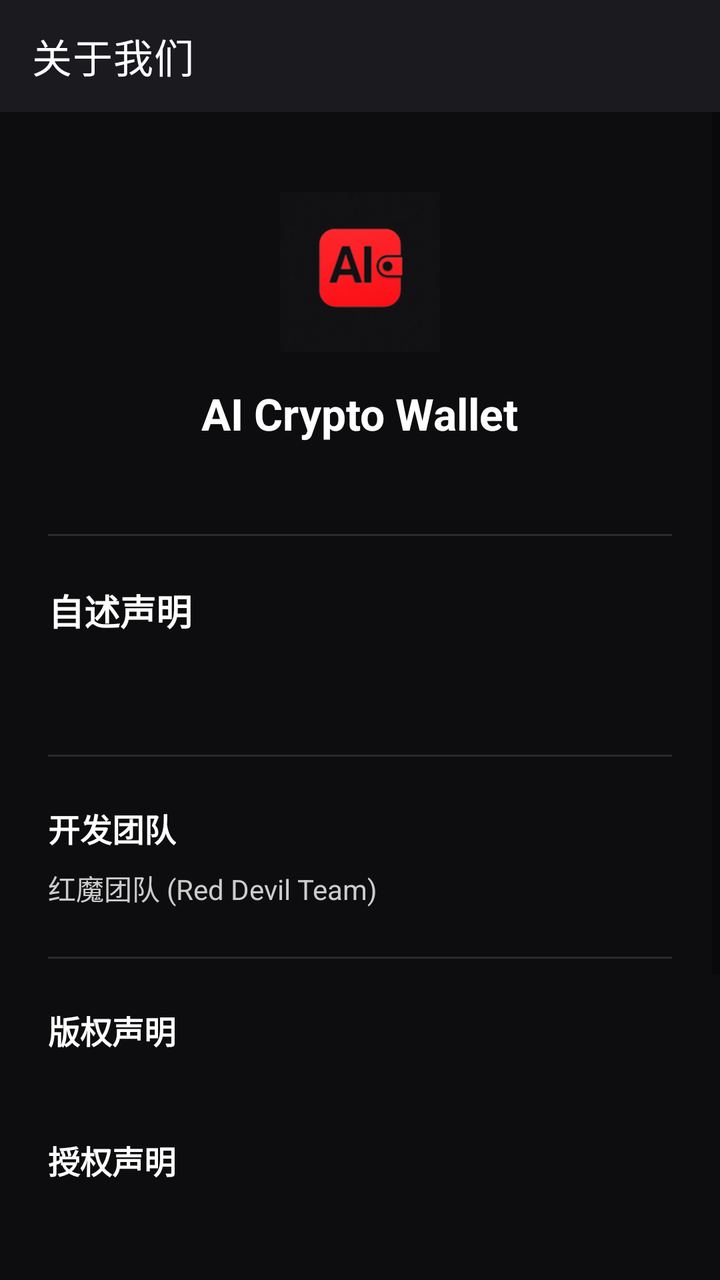
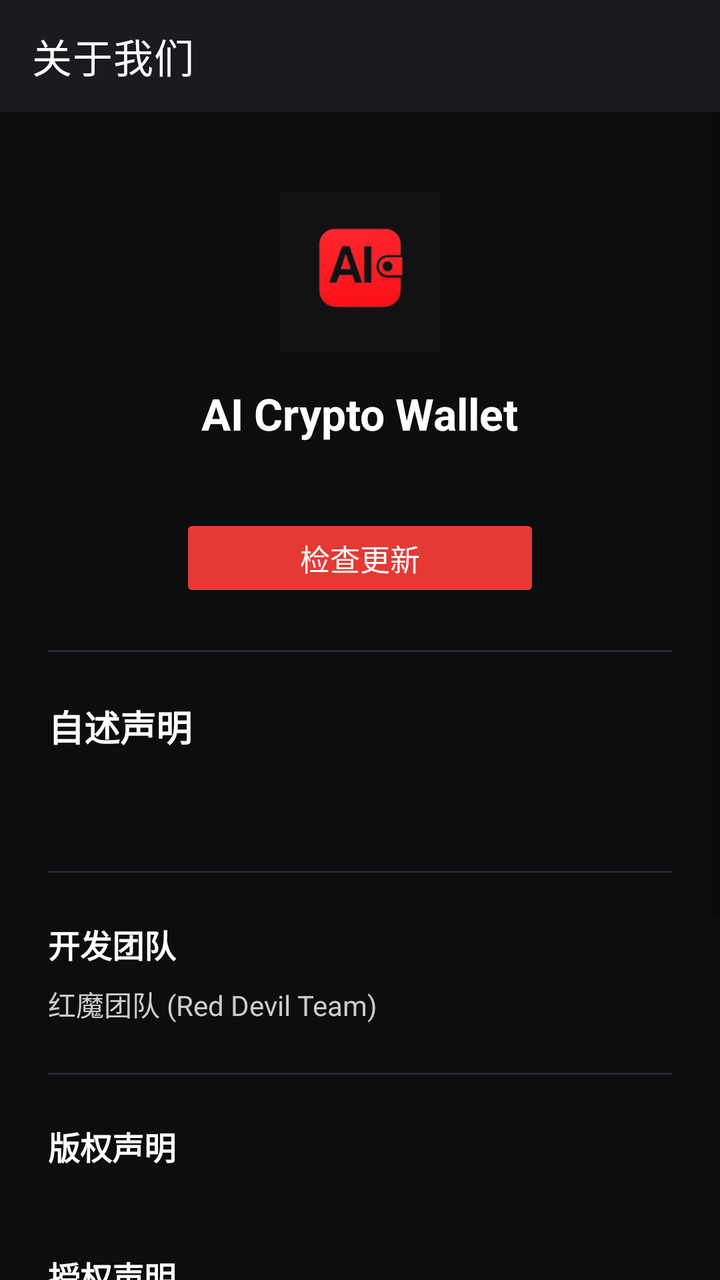

Before-and-after screenshots of an Android layout around one commit, followed by the original layout XML and the change that was made.
<!-- AndroidManifest.xml: activity theme AppTheme -->
<!-- res/layout/activity_about.xml -->
<?xml version="1.0" encoding="utf-8"?>
<LinearLayout xmlns:android="http://schemas.android.com/apk/res/android"
    android:layout_width="match_parent"
    android:layout_height="match_parent"
    android:background="#0D0D0F"
    android:orientation="vertical">

    
    <androidx.appcompat.widget.Toolbar
        android:id="@+id/toolbar"
        android:layout_width="match_parent"
        android:layout_height="?attr/actionBarSize"
        android:background="#1A1A1F"
        android:theme="@style/ThemeOverlay.AppCompat.Dark.ActionBar"
        app:title="@string/title_about_us"
        app:titleTextColor="#FFFFFF"
        xmlns:app="http://schemas.android.com/apk/res-auto" />

    <ScrollView
        android:layout_width="match_parent"
        android:layout_height="match_parent"
        android:fillViewport="true">

        <LinearLayout
            android:layout_width="match_parent"
            android:layout_height="wrap_content"
            android:orientation="vertical"
            android:padding="24dp">

            
            <ImageView
                android:layout_width="80dp"
                android:layout_height="80dp"
                android:layout_gravity="center_horizontal"
                android:layout_marginTop="16dp"
                android:src="@mipmap/ic_launcher"
                android:scaleType="fitCenter"
                android:contentDescription="App Logo" />

            
            <TextView
                android:layout_width="wrap_content"
                android:layout_height="wrap_content"
                android:layout_gravity="center_horizontal"
                android:layout_marginTop="16dp"
                android:text="AI Crypto Wallet"
                android:textColor="#FFFFFF"
                android:textSize="22sp"
                android:textStyle="bold" />

            
            <TextView
                android:id="@+id/tvAboutVersion"
                android:layout_width="wrap_content"
                android:layout_height="wrap_content"
                android:layout_gravity="center_horizontal"
                android:layout_marginTop="4dp"
                android:textColor="#888888"
                android:textSize="13sp" />

            
            <View
                android:layout_width="match_parent"
                android:layout_height="1dp"
                android:layout_marginTop="24dp"
                android:layout_marginBottom="24dp"
                android:background="#2A2A2F" />

            
            <TextView
                android:layout_width="wrap_content"
                android:layout_height="wrap_content"
                android:layout_marginBottom="16dp"
                android:text="@string/str_readme"
                android:textColor="#FFFFFF"
                android:textSize="18sp"
                android:textStyle="bold" />

            
            <TextView
                android:id="@+id/tvAboutStatement"
                android:layout_width="match_parent"
                android:layout_height="wrap_content"
                android:lineSpacingExtra="6dp"
                android:textColor="#CCCCCC"
                android:textSize="14sp" />

            
            <View
                android:layout_width="match_parent"
                android:layout_height="1dp"
                android:layout_marginTop="24dp"
                android:layout_marginBottom="24dp"
                android:background="#2A2A2F" />

            
            <TextView
                android:layout_width="wrap_content"
                android:layout_height="wrap_content"
                android:layout_marginBottom="8dp"
                android:text="@string/str_team_dev"
                android:textColor="#FFFFFF"
                android:textSize="16sp"
                android:textStyle="bold" />

            <TextView
                android:layout_width="match_parent"
                android:layout_height="wrap_content"
                android:lineSpacingExtra="4dp"
                android:text="红魔团队 (Red Devil Team)"
                android:textColor="#CCCCCC"
                android:textSize="14sp" />

            
            <View
                android:layout_width="match_parent"
                android:layout_height="1dp"
                android:layout_marginTop="24dp"
                android:layout_marginBottom="24dp"
                android:background="#2A2A2F" />

            
            <TextView
                android:layout_width="wrap_content"
                android:layout_height="wrap_content"
                android:layout_marginBottom="8dp"
                android:text="版权声明"
                android:textColor="#FFFFFF"
                android:textSize="16sp"
                android:textStyle="bold" />

            <TextView
                android:id="@+id/tvCopyright"
                android:layout_width="match_parent"
                android:layout_height="wrap_content"
                android:lineSpacingExtra="4dp"
                android:textColor="#999999"
                android:textSize="13sp" />

            
            <TextView
                android:layout_width="wrap_content"
                android:layout_height="wrap_content"
                android:layout_marginTop="16dp"
                android:layout_marginBottom="8dp"
                android:text="授权声明"
                android:textColor="#FFFFFF"
                android:textSize="16sp"
                android:textStyle="bold" />

            <TextView
                android:id="@+id/tvLicense"
                android:layout_width="match_parent"
                android:layout_height="wrap_content"
                android:lineSpacingExtra="4dp"
                android:textColor="#999999"
                android:textSize="13sp" />

            
            <TextView
                android:id="@+id/tvContact"
                android:layout_width="match_parent"
                android:layout_height="wrap_content"
                android:layout_marginTop="8dp"
                android:lineSpacingExtra="4dp"
                android:textColor="#666666"
                android:textSize="12sp" />

            
            <View
                android:layout_width="match_parent"
                android:layout_height="1dp"
                android:layout_marginTop="24dp"
                android:layout_marginBottom="24dp"
                android:background="#2A2A2F" />

            
            <TextView
                android:layout_width="wrap_content"
                android:layout_height="wrap_content"
                android:layout_marginBottom="8dp"
                android:text="@string/str_disclaimer"
                android:textColor="#FFFFFF"
                android:textSize="16sp"
                android:textStyle="bold" />

            <TextView
                android:layout_width="match_parent"
                android:layout_height="wrap_content"
                android:lineSpacingExtra="6dp"
                android:text="@string/str_this_software_is_an"
                android:textColor="#999999"
                android:textSize="13sp" />

            
            <View
                android:layout_width="match_parent"
                android:layout_height="32dp" />

        </LinearLayout>
    </ScrollView>
</LinearLayout>
<!-- resources referenced by this layout -->
<resources>
  <!-- mipmap ic_launcher: png bitmap (mipmap-hdpi, 4964 bytes) -->
  <string name="str_disclaimer">免责声明</string>
  <string name="str_readme">自述声明</string>
  <string name="str_team_dev">开发团队</string>
  <string name="str_this_software_is_an">本软件为开源工具，不持有用户资产，不提供投资建议。加密货币交易存在高风险，过往业绩不预示未来表现。用户需自行承担所有交易风险，请审慎决策。</string>
  <string name="title_about_us">关于我们</string>
  <style name="AppTheme" parent="Theme.MaterialComponents.DayNight.NoActionBar">
          <item name="colorPrimary">#667eea</item>
          <item name="colorPrimaryVariant">#764ba2</item>
          <item name="colorOnPrimary">#ffffff</item>
          <item name="android:statusBarColor">?android:attr/colorBackground</item>
          <item name="android:windowBackground">?android:attr/colorBackground</item>
          <item name="android:navigationBarColor">?android:attr/colorBackground</item>
      </style>
</resources>

<!-- the commit's change to res/layout/activity_about.xml (unified diff, before → after) -->
@@ -59,6 +59,20 @@
                 android:textSize="13sp" />
 
             
+            <Button
+                android:id="@+id/btnCheckUpdate"
+                android:layout_width="wrap_content"
+                android:layout_height="wrap_content"
+                android:layout_gravity="center_horizontal"
+                android:layout_marginTop="14dp"
+                android:backgroundTint="#E53935"
+                android:minHeight="44dp"
+                android:minWidth="180dp"
+                android:text="@string/str_check_update"
+                android:textColor="#FFFFFF"
+                android:textSize="15sp" />
+
+            
             <View
                 android:layout_width="match_parent"
                 android:layout_height="1dp"
<!-- resource entries referenced after the edit -->
@@ -1,6 +1,7 @@
 <!-- resources referenced by this layout -->
 <resources>
   <!-- mipmap ic_launcher: png bitmap (mipmap-hdpi, 4964 bytes) -->
+  <string name="str_check_update">检查更新</string>
   <string name="str_disclaimer">免责声明</string>
   <string name="str_readme">自述声明</string>
   <string name="str_team_dev">开发团队</string>
